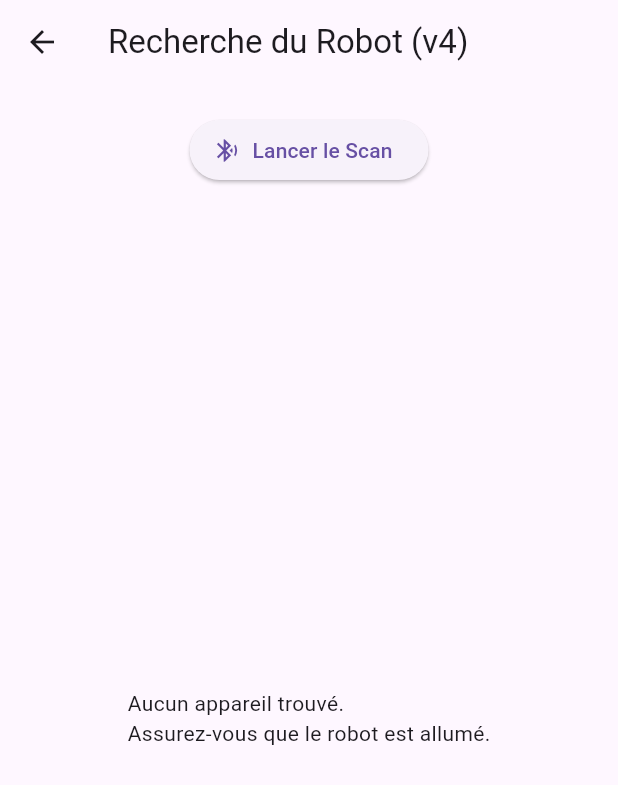
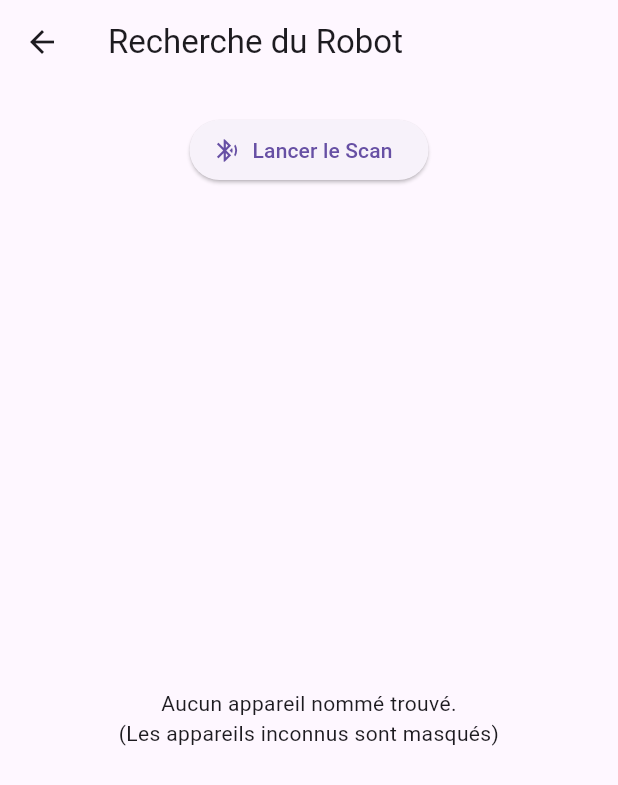
Before and after one commit to Zyphorah/YoloBot-Explorer, a Flutter app: the ScanScreen screen opened directly, after a tap on "Lancer le Scan", on a phone screen of 412 x 824 dp. Shown: the top 785 px of the screen. Run offline on Flutter 3.47's test engine with Material 3 defaults, Android fonts, the phone set to English and light mode, and no system bars; our stand-ins replace flutter_blue_plus, permission_handler.

```diff
--- a/mobile_app/lib/screens/scan_screen.dart
+++ b/mobile_app/lib/screens/scan_screen.dart
@@ -1,3 +1,5 @@
+import 'dart:io'; // Add this import
+
 import 'package:flutter/material.dart';
 import 'package:flutter_blue_plus/flutter_blue_plus.dart';
 import 'package:permission_handler/permission_handler.dart'; // Nécessaire pour les permissions
@@ -16,20 +18,19 @@ class _ScanScreenState extends State<ScanScreen> {
   final BleService _ble = BleService();
 
   Future<void> _handleScan() async {
-    // 1. Demander les permissions nécessaires (Android 12+ et Location pour les anciens)
+    // Seulement sur Android et iOS
+    if (Platform.isAndroid || Platform.isIOS) {
       Map<Permission, PermissionStatus> statuses = await [
         Permission.bluetoothScan,
         Permission.bluetoothConnect,
         Permission.location,
       ].request();
 
-    // 2. Vérifier si tout est accordé
       bool isGranted =
           statuses[Permission.bluetoothScan]!.isGranted &&
           statuses[Permission.bluetoothConnect]!.isGranted;
 
       if (isGranted) {
-      // 3. Lancer le scan si autorisé
         _ble.startScan();
       } else {
         if (mounted) {
@@ -39,47 +40,58 @@ class _ScanScreenState extends State<ScanScreen> {
               backgroundColor: Colors.red,
             ),
           );
-        // Optionnel : Ouvrir les paramètres si l'utilisateur a refusé définitivement
           openAppSettings();
         }
+      }
+    } else {
+      _ble.startScan();
     }
   }
 
   @override
   Widget build(BuildContext context) {
     return Scaffold(
-      appBar: AppBar(title: const Text("Recherche du Robot (v4)")),
+      appBar: AppBar(title: const Text("Recherche du Robot")),
       body: Column(
         children: [
           const SizedBox(height: 20),
           ElevatedButton.icon(
             icon: const Icon(Icons.bluetooth_searching),
             label: const Text("Lancer le Scan"),
-            onPressed: _handleScan, // Appel de la nouvelle fonction sécurisée
+            onPressed: _handleScan,
           ),
           const SizedBox(height: 10),
           Expanded(
             child: StreamBuilder<List<ScanResult>>(
               stream: _ble.scanResults,
               builder: (context, snapshot) {
-                if (!snapshot.hasData || snapshot.data!.isEmpty) {
+                if (!snapshot.hasData) {
                   return const Center(
                     child: Text(
                       "Aucun appareil trouvé.\nAssurez-vous que le robot est allumé.",
                     ),
-                    // textAlign: TextAlign.center,
                   );
                 }
 
-                final results = snapshot.data!;
+                // Filtrer pour ne garder que les appareils avec un nom
+                final results = snapshot.data!
+                    .where((r) => r.device.platformName.isNotEmpty)
+                    .toList();
+
+                if (results.isEmpty) {
+                  return const Center(
+                    child: Text(
+                      "Aucun appareil nommé trouvé.\n(Les appareils inconnus sont masqués)",
+                      textAlign: TextAlign.center,
+                    ),
+                  );
+                }
 
                 return ListView.builder(
                   itemCount: results.length,
                   itemBuilder: (context, index) {
                     final result = results[index];
-                    final deviceName = result.device.platformName.isNotEmpty
-                        ? result.device.platformName
-                        : "Appareil inconnu (${result.device.remoteId})";
+                    final deviceName = result.device.platformName;
 
                     return Card(
                       margin: const EdgeInsets.symmetric(
@@ -100,7 +112,6 @@ class _ScanScreenState extends State<ScanScreen> {
                                   content: Text("Connecté à $deviceName (v3)"),
                                 ),
                               );
-                              // Navigate to ManualCommand screen
                               Navigator.push(
                                 context,
                                 MaterialPageRoute(
```
Also changed, not shown: mobile_app/lib/services/ble_service.dart (+16 -10 lines). Lines whose indentation alone changed are shown as unchanged.
